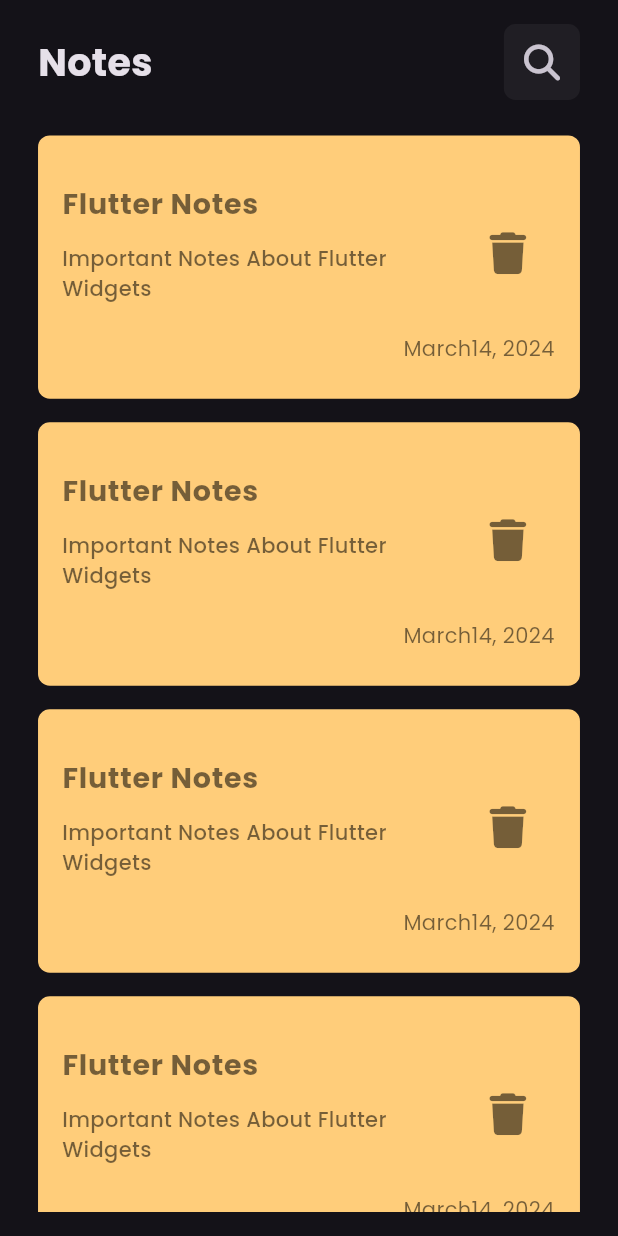
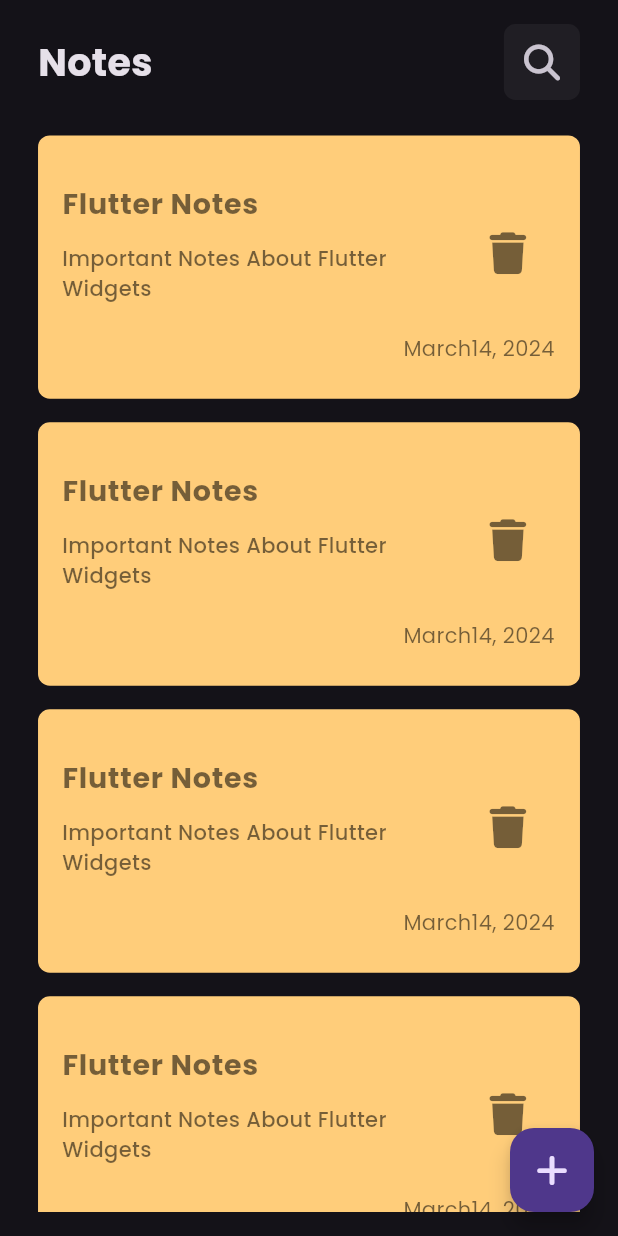
Before and after one commit to MahmoudYasserElbanna/flutter_notes_app, a Flutter app: the screen it shows after launch, on a phone screen of 412 x 824 dp. Run offline on Flutter 3.47's test engine with Material 3 defaults, Android fonts, the phone set to English and light mode, and no system bars; our stand-ins replace flutter_screenutil, font_awesome_flutter.

Commit message:
Add floating action button

```diff
--- a/lib/views/notes_view.dart
+++ b/lib/views/notes_view.dart
@@ -1,4 +1,5 @@
 import 'package:flutter/material.dart';
+import 'package:font_awesome_flutter/font_awesome_flutter.dart';
 import 'package:note_app/widgets/notes_view_body.dart';
 
 class NotesView extends StatelessWidget {
@@ -6,8 +7,12 @@ class NotesView extends StatelessWidget {
   static String id = 'notesView';
   @override
   Widget build(BuildContext context) {
-    return const Scaffold(
-      body: NotesViewBody(),
+    return Scaffold(
+      floatingActionButton: FloatingActionButton(
+        onPressed: () {},
+        child: const Icon(FontAwesomeIcons.plus),
+      ),
+      body: const NotesViewBody(),
     );
   }
 }
```
